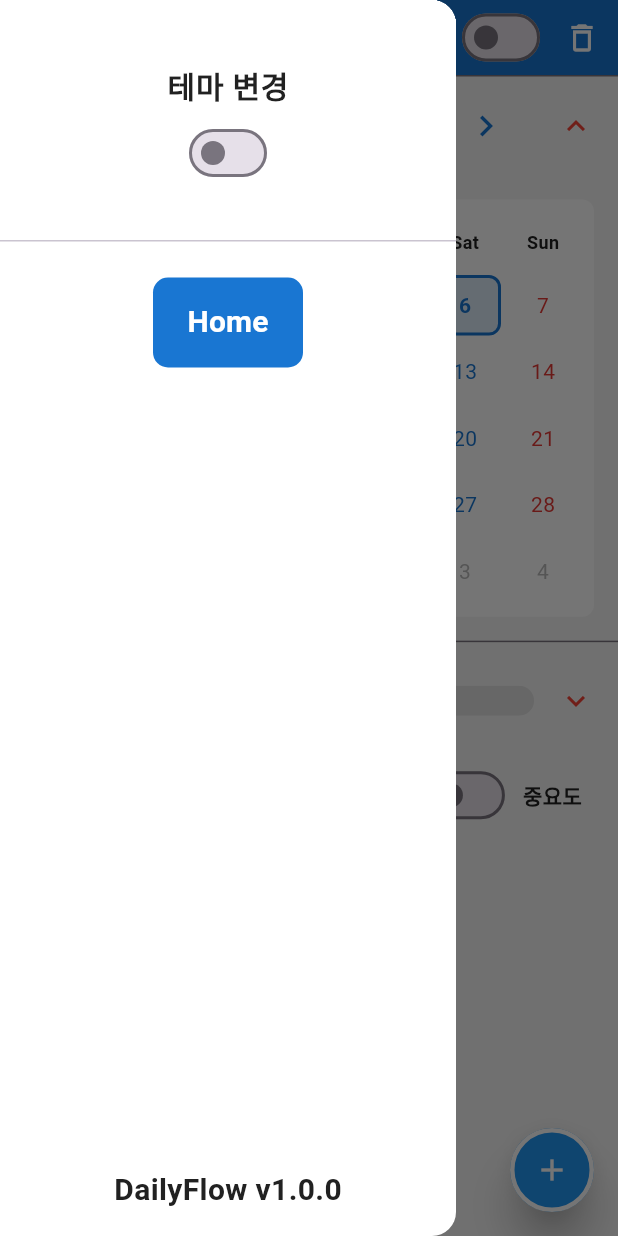
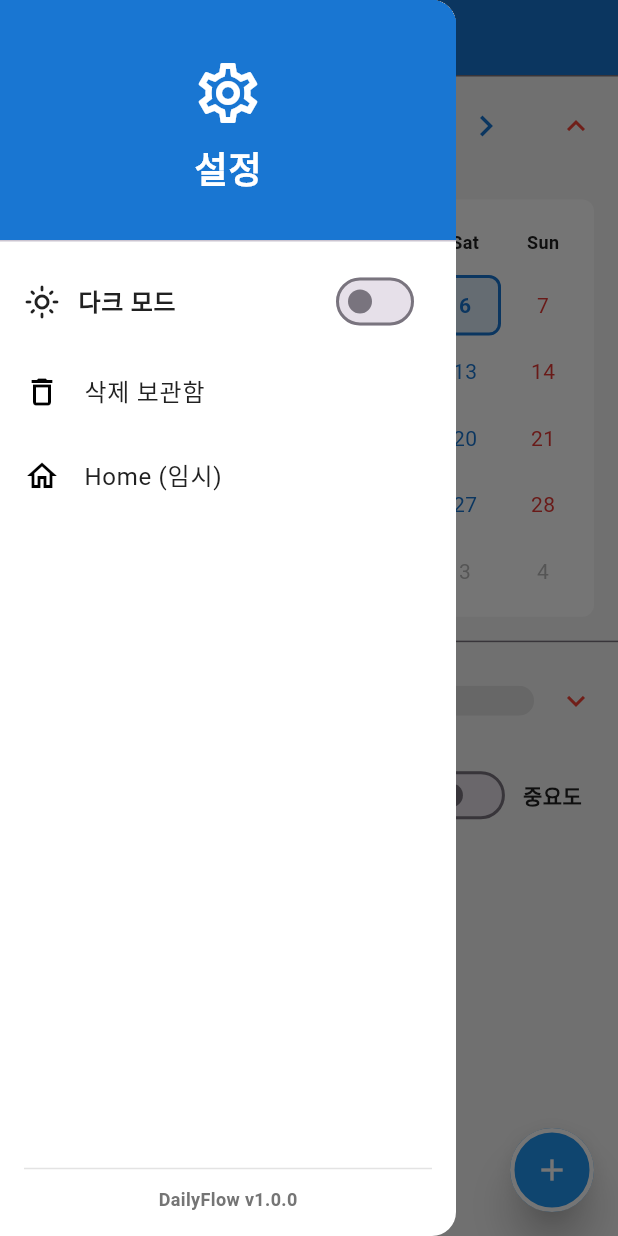
Before and after one commit to cheng80/daily_flow_app, a Flutter app: the MainView screen opened by its route, with the side drawer open, on a phone screen of 412 x 824 dp. Run offline on Flutter 3.47's test engine with Material 3 defaults, Android fonts, the phone set to English and light mode, and no system bars; drawn by our look-alikes of table_calendar; our stand-ins replace flutter_slidable, shared_preferences, sqflite; accounts and stored records are empty.

Commit message:
feat: 메인 화면 드로워를 설정 화면으로 개선
- 드로워 헤더를 설정 화면 스타일로 변경 (Primary 색상 배경, 설정 아이콘)
- AppBar에서 테마 토글과 삭제 보관함 버튼 제거 (드로워로 이동)
- 다크 모드 토글을 드로워 items로 이동 (아이콘 + 텍스트 + 스위치)
- 삭제 보관함 진입 버튼을 드로워에 추가
- 모든 아이콘을 outline 타입으로 변경 (settings, dark_mode, light_mode)
- 임시 Home 버튼 추가 (삭제 예정, TODO 주석 포함)
- 푸터에 구분선 추가 및 버전 정보 표시

```diff
--- a/lib/view/main_view.dart
+++ b/lib/view/main_view.dart
@@ -13,6 +13,7 @@ import 'create_todo_view.dart';
 import 'edit_todo_view.dart';
 import 'deleted_todos_view.dart';
 import 'todo_detail_dialog.dart';
+import 'home.dart';
 
 /// 함수 타입 enum
 enum FunctionType { update, delete }
@@ -163,7 +164,51 @@ class _MainViewState extends State<MainView> {
           "DailyFlow",
           style: TextStyle(color: p.textOnPrimary, fontSize: 24),
         ),
-        actions: [
+        actions: [],
+      ),
+
+      /*------------------ Drawer (설정 화면) ---------------------*/
+      drawer: CustomDrawer(
+        header: DrawerHeader(
+          decoration: BoxDecoration(color: p.primary),
+          child: CustomColumn(
+            width: double.infinity,
+            mainAxisAlignment: MainAxisAlignment.center,
+            spacing: 8,
+            children: [
+              Icon(Icons.settings_outlined, size: 48, color: p.textOnPrimary),
+              CustomText(
+                "설정",
+                style: TextStyle(
+                  color: p.textOnPrimary,
+                  fontSize: 24,
+                  fontWeight: FontWeight.bold,
+                ),
+              ),
+            ],
+          ),
+        ),
+        items: [
+          // 다크 모드 토글
+          DrawerItem(
+            label: CustomRow(
+              mainAxisAlignment: MainAxisAlignment.spaceBetween,
+              children: [
+                CustomRow(
+                  spacing: 12,
+                  children: [
+                    Icon(
+                      _themeBool
+                          ? Icons.dark_mode_outlined
+                          : Icons.light_mode_outlined,
+                      color: p.textPrimary,
+                    ),
+                    CustomText(
+                      "다크 모드",
+                      style: TextStyle(color: p.textPrimary, fontSize: 16),
+                    ),
+                  ],
+                ),
                 Switch(
                   value: _themeBool,
                   onChanged: (value) {
@@ -173,62 +218,40 @@ class _MainViewState extends State<MainView> {
                     widget.onToggleTheme();
                   },
                 ),
-          CustomIconButton(
-            icon: Icons.delete_outline,
-            iconColor: p.textOnPrimary,
-            onPressed: _navigateToDeletedTodos,
-          ),
               ],
             ),
-
-      /*------------------ Drawer ---------------------*/
-      drawer: CustomDrawer(
-        header: DrawerHeader(
-          decoration: BoxDecoration(color: p.cardBackground),
-          // padding: const EdgeInsets.symmetric(horizontal: 16, vertical: 12),
-          child: CustomColumn(
-            width: double.infinity,
-            mainAxisAlignment: MainAxisAlignment.center,
-            spacing: 4,
-            children: [
-              CustomText("테마 변경"),
-              CustomSwitch(
-                value: _themeBool,
-                onChanged: (value) {
+            onTap: () {
               setState(() {
-                    _themeBool = value;
+                _themeBool = !_themeBool;
               });
               widget.onToggleTheme();
             },
           ),
-
-              //-----------
-            ],
+          // 삭제 보관함
+          DrawerItem(
+            label: "삭제 보관함",
+            icon: Icons.delete_outline,
+            onTap: _navigateToDeletedTodos,
           ),
-        ),
-        items: [],
-        middleChildren: [
-          Container(
-            padding: const EdgeInsets.all(16),
-            child: CustomColumn(
-              children: [
-                CustomButton(
-                  btnText: "Home",
-                  onCallBack: () {
-                    CustomNavigationUtil.back(context);
-                    CustomNavigationUtil.back(context);
-                  },
-                ),
-              ],
-            ),
+          // TODO: 삭제 예정 - 임시 Home 버튼
+          DrawerItem(
+            label: "Home (임시)",
+            icon: Icons.home_outlined,
+            onTap: _navigateToHome,
           ),
         ],
         footer: Container(
-          height: MediaQuery.of(context).size.height * 0.1,
           padding: const EdgeInsets.all(16),
           child: CustomColumn(
             mainAxisAlignment: MainAxisAlignment.end,
-            children: [CustomText("DailyFlow v1.0.0")],
+            spacing: 4,
+            children: [
+              Divider(color: p.textSecondary.withValues(alpha: 0.2)),
+              CustomText(
+                "DailyFlow v1.0.0",
+                style: TextStyle(color: p.textSecondary, fontSize: 12),
+              ),
+            ],
           ),
         ),
       ),
@@ -923,6 +946,14 @@ class _MainViewState extends State<MainView> {
     );
   }
 
+  /// TODO: 삭제 예정 - 임시 Home 화면으로 이동
+  Future<void> _navigateToHome() async {
+    await CustomNavigationUtil.to(
+      context,
+      Home(onToggleTheme: widget.onToggleTheme),
+    );
+  }
+
   /// Todo 상세 다이얼로그 표시
   ///
   /// [todo] 표시할 Todo 객체
```
Lines whose indentation alone changed are shown as unchanged.
